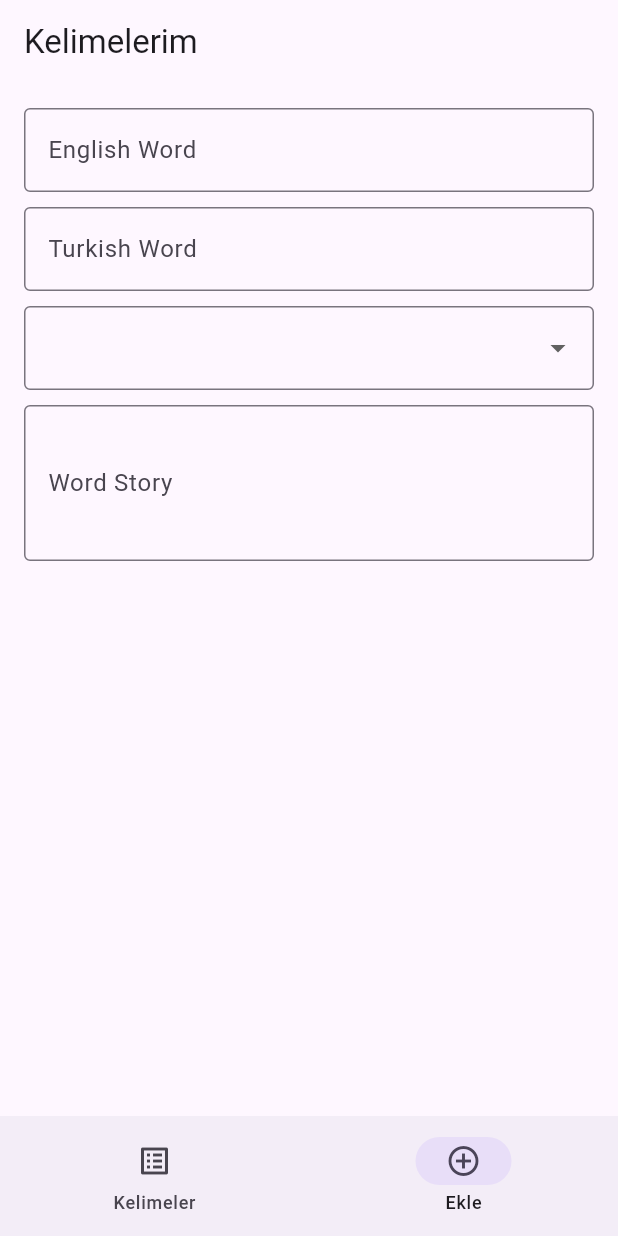
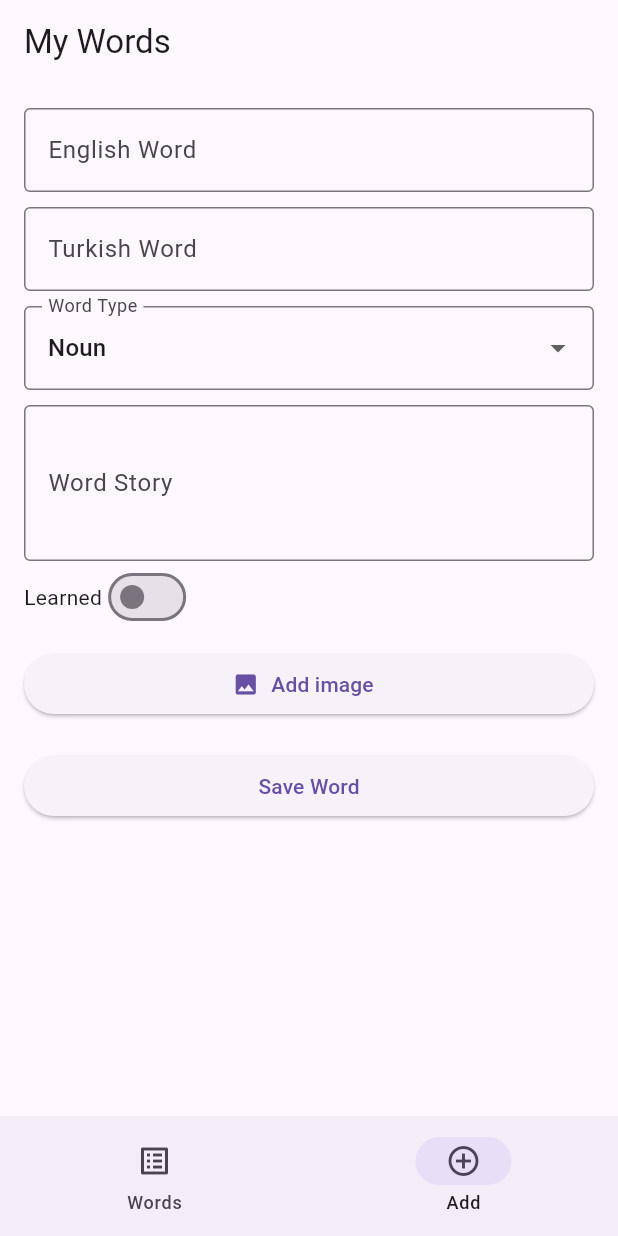
Before and after one commit to pamiracar/btkAkademi_flutter_wordApp, a Flutter app: the screen it shows after launch, item 2 of the bottom bar chosen, on a phone screen of 412 x 824 dp. Run offline on Flutter 3.47's test engine with Material 3 defaults, Android fonts, the phone set to English and light mode, and no system bars; our stand-ins replace image_picker, isar; accounts and stored records are empty; generated files the repository leaves out were written again.

Commit message:
Add screen fully completed. Now you can add english words with their turkish meanings, stories and photos.

```diff
--- a/lib/main.dart
+++ b/lib/main.dart
@@ -9,7 +9,7 @@ void main() async {
   final isarService = IsarService();
   try{
     await isarService.init();
-    //Word eklenecekKelime = Word(englishWord: "Student", turkishWord: "Öğrenci", wordType: "noun");
+    //Word eklenecekKelime = Word(englishWord: "Dictionary", turkishWord: "Sözlük", wordType: "noun");
     //isarService.saveWord(eklenecekKelime);
     final words = await isarService.getAllWords();
     debugPrint(words.toString());
--- a/lib/models/word.dart
+++ b/lib/models/word.dart
@@ -14,6 +14,8 @@ class Word {
     required this.englishWord,
     required this.turkishWord,
     required this.wordType,
+    this.story,
+    this.imageBytes
   });
 
   @override
--- a/lib/pages/add_word.dart
+++ b/lib/pages/add_word.dart
@@ -1,7 +1,15 @@
+import 'dart:io';
+
 import 'package:flutter/material.dart';
+import 'package:flutter_word_app/models/word.dart';
+import 'package:flutter_word_app/pages/word_list.dart';
+import 'package:flutter_word_app/services/isar_services.dart';
+import 'package:image_picker/image_picker.dart';
+import 'package:flutter_word_app/pages/home_page.dart';
 
 class AddWordScreen extends StatefulWidget {
-  const AddWordScreen({super.key});
+  final IsarService isarService;
+  const AddWordScreen({super.key, required this.isarService});
 
   @override
   State<AddWordScreen> createState() => _AddWordScreenState();
@@ -13,12 +21,14 @@ class _AddWordScreenState extends State<AddWordScreen> {
   final _turkishController = TextEditingController();
   final _storyController = TextEditingController();
   String _selectedWordType = "Noun";
-  bool isLearned = false;
+  bool _isLearned = false;
+  File? _imageFile;
+  final ImagePicker _picker = ImagePicker();
 
   List<String> wordType = [
     "Noun",
     "Adjective",
-    "Verv",
+    "Verb",
     "Adverb",
     "Phrasal Verb",
     "Idiom",
@@ -32,14 +42,48 @@ class _AddWordScreenState extends State<AddWordScreen> {
     _storyController.dispose();
   }
 
+  Future<void> _resimSec() async {
+    final image = await _picker.pickImage(source: ImageSource.gallery);
+    if (image != null) {
+      setState(() {
+        _imageFile = File(image.path);
+      });
+    }
+  }
+
+  Future<void> _saveWord() async {
+    if (_formKey.currentState!.validate()) {
+      var _englishWord = _englishController.text;
+      var _turkishWord = _turkishController.text;
+      var _story = _storyController.text;
+
+      await widget.isarService.saveWord(
+        Word(
+          englishWord: _englishWord,
+          turkishWord: _turkishWord,
+          wordType: _selectedWordType,
+          story: _story,
+          imageBytes: _imageFile != null ? await _imageFile!.readAsBytes() : null,
+        ),
+      );
+    }
+  }
+
   @override
   Widget build(BuildContext context) {
     return Padding(
       padding: const EdgeInsets.all(16.0),
       child: Form(
+        key: _formKey,
         child: ListView(
           children: [
             TextFormField(
+              validator: (value) {
+                if (value == null || value.isEmpty) {
+                  return "Please enter english word";
+                }
+                return null;
+              },
               controller: _englishController,
               decoration: InputDecoration(
                 labelText: "English Word",
@@ -48,6 +92,12 @@ class _AddWordScreenState extends State<AddWordScreen> {
             ),
             SizedBox(height: 10),
             TextFormField(
+              validator: (value) {
+                if (value == null || value.isEmpty) {
+                  return "Please enter turkish word";
+                }
+                return null;
+              },
               controller: _turkishController,
               decoration: InputDecoration(
                 labelText: "Turkish Word",
@@ -56,21 +106,21 @@ class _AddWordScreenState extends State<AddWordScreen> {
             ),
             SizedBox(height: 10),
             DropdownButtonFormField<String>(
+              value: _selectedWordType,
               decoration: InputDecoration(
-                border: OutlineInputBorder()
+                border: OutlineInputBorder(),
+                labelText: "Word Type",
               ),
               items: wordType.map((e) {
-                return DropdownMenuItem<String>(
-                  value: e,
-                  child: Text(e),
-                );
+                return DropdownMenuItem<String>(value: e, child: Text(e));
               }).toList(),
               onChanged: (value) {
                 setState(() {
                   _selectedWordType = value!;
                 });
               },
-            ),SizedBox(height: 10,),
+            ),
+            SizedBox(height: 10),
             TextFormField(
               controller: _storyController,
               decoration: InputDecoration(
@@ -79,6 +129,30 @@ class _AddWordScreenState extends State<AddWordScreen> {
               ),
               maxLines: 3,
             ),
+            Row(
+              children: [
+                Text("Learned"),
+                Switch(
+                  value: _isLearned,
+                  onChanged: (value) {
+                    setState(() {
+                      _isLearned = !_isLearned;
+                    });
+                  },
+                ),
+              ],
+            ),
+            SizedBox(height: 10),
+            ElevatedButton.icon(
+              onPressed: _resimSec,
+              label: Text("Add image"),
+              icon: Icon(Icons.image),
+            ),
+            SizedBox(height: 10),
+            if (_imageFile != null)
+              Image.file(_imageFile!, height: 150, fit: BoxFit.cover),
+            SizedBox(height: 10),
+            ElevatedButton(onPressed: _saveWord, child: Text("Save Word")),
           ],
         ),
       ),
--- a/lib/pages/home_page.dart
+++ b/lib/pages/home_page.dart
@@ -18,25 +18,25 @@ class _HomePageState extends State<HomePage> {
   List<Widget> getScreens(){
     return [
       WordList(isarService: widget.isarService,),
-      AddWordScreen(),
+      AddWordScreen(isarService: widget.isarService,),
     ];
   }
 
-  int _selectedScreen = 0;
+  int selectedScreen = 0;
   @override
   Widget build(BuildContext context) {
     return Scaffold(
-      appBar: AppBar(title: const Text("Kelimelerim"),),
-      body: getScreens()[_selectedScreen],
+      appBar: AppBar(title: const Text("My Words"),),
+      body: getScreens()[selectedScreen],
       bottomNavigationBar: NavigationBar(
-        selectedIndex: _selectedScreen,
+        selectedIndex: selectedScreen,
         destinations: [
-          NavigationDestination(icon: Icon(Icons.list_alt), label: "Kelimeler"),
-          NavigationDestination(icon: Icon(Icons.add_circle_outline), label: "Ekle")
+          NavigationDestination(icon: Icon(Icons.list_alt), label: "Words"),
+          NavigationDestination(icon: Icon(Icons.add_circle_outline), label: "Add")
         ],
         onDestinationSelected: (value) {
           setState(() {
-            _selectedScreen = value;
+            selectedScreen = value;
           });
         },
       )
--- a/pubspec.yaml
+++ b/pubspec.yaml
@@ -50,6 +50,7 @@ dev_dependencies:
   flutter_lints: ^5.0.0
   isar_generator: ^3.1.0+1
   build_runner: ^2.4.13
+  image_picker: ^1.1.2
 
 # For information on the generic Dart part of this file, see the
 # following page: https://dart.dev/tools/pub/pubspec
```
Also changed, not shown: lib/pages/word_list.dart (+37 -16 lines), pubspec.lock, 6 other files.
